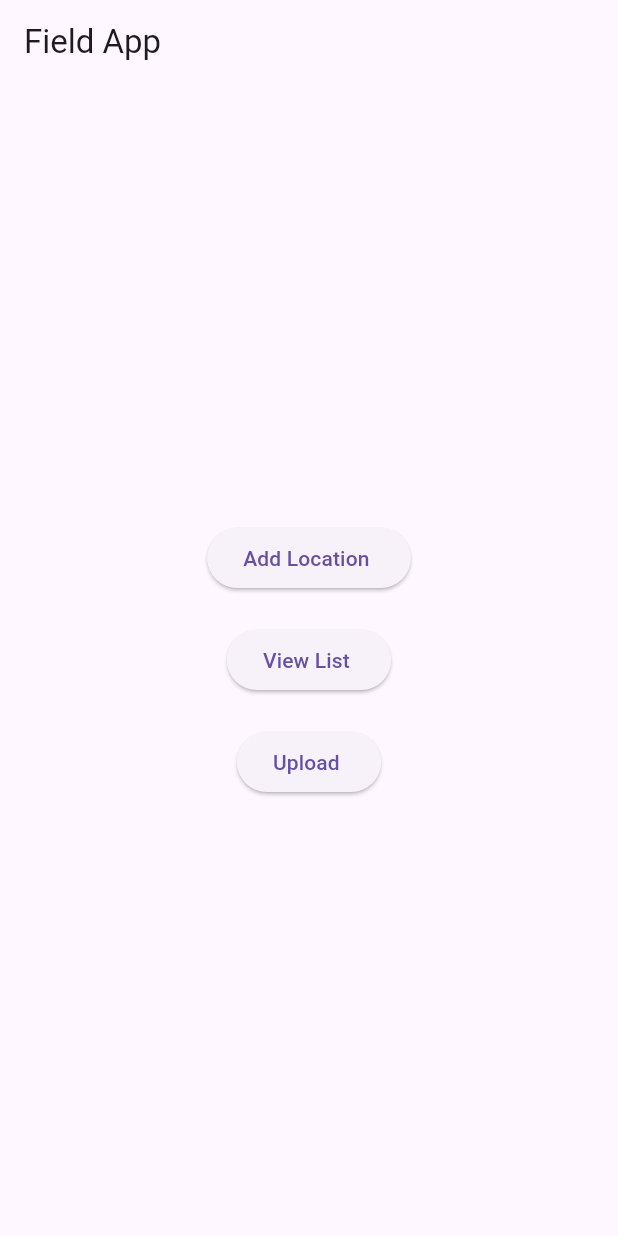
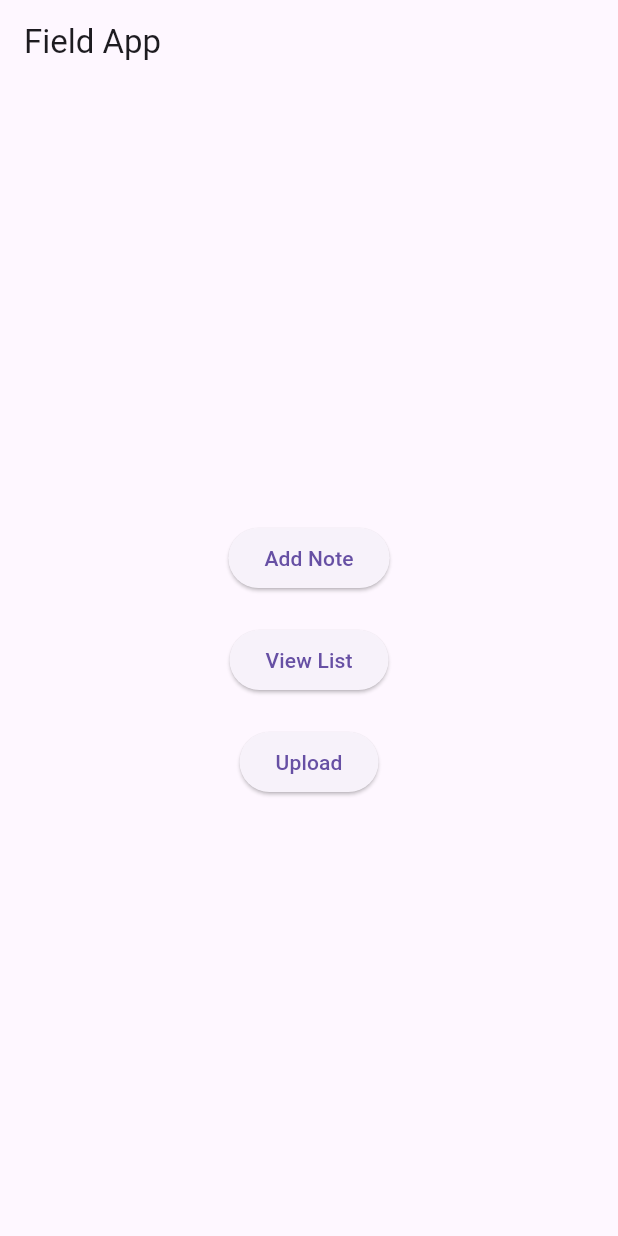
Before and after one commit to YourBoyMaleek96/Nav_App, a Flutter app: the screen it shows after launch, on a phone screen of 412 x 824 dp. Run offline on Flutter 3.47's test engine with Material 3 defaults, Android fonts, the phone set to English and light mode, and no system bars; our stand-ins replace get, image_picker.

Commit message:
Started note page

```diff
--- a/lib/main.dart
+++ b/lib/main.dart
@@ -1,12 +1,6 @@
-import 'dart:async';
-import 'dart:developer';
-
 import 'package:flutter/material.dart';
 import 'package:get/get_navigation/get_navigation.dart';
-
-import 'package:location/location.dart' as l;
-import 'package:permission_handler/permission_handler.dart';
-import 'package:flutter/material.dart';
+import 'note.dart';
 
 void main() => runApp(const MyApp());
 
@@ -30,15 +24,23 @@ class HomeScreen extends StatelessWidget {
       appBar: AppBar(
         title: const Text('Field App'),
       ),
-      body: const Center(
+      body: Center(
         child: Column(
           mainAxisAlignment: MainAxisAlignment.center,
           children: [
-            MyButton(text: 'Add Location '),
-            SizedBox(height: 20),
-            MyButton(text: 'View List '),
-            SizedBox(height: 20),
-            MyButton(text: 'Upload '),
+            ElevatedButton(
+              onPressed: () {
+                Navigator.push(
+                  context,
+                  MaterialPageRoute(builder: (_) => const NoteScreen()),
+                );
+              },
+              child: const Text('Add Note'),
+            ),
+            const SizedBox(height: 20),
+            MyButton(text: 'View List'),
+            const SizedBox(height: 20),
+            MyButton(text: 'Upload'),
           ],
         ),
       ),
@@ -55,7 +57,6 @@ class MyButton extends StatelessWidget {
   Widget build(BuildContext context) {
     return ElevatedButton(
       onPressed: () {
-        // Add your button's action here
         print('$text pressed!');
       },
       child: Text(text),
--- a/pubspec.yaml
+++ b/pubspec.yaml
@@ -36,6 +36,7 @@ dependencies:
   cupertino_icons: ^1.0.8
   location: ^8.0.0
   permission_handler: ^12.0.0+1
+  image_picker: ^0.8.0
 
 dev_dependencies:
   flutter_test:
```
Also changed, not shown: lib/note.dart (added, +91 -0 lines), pubspec.lock, 5 other files.
